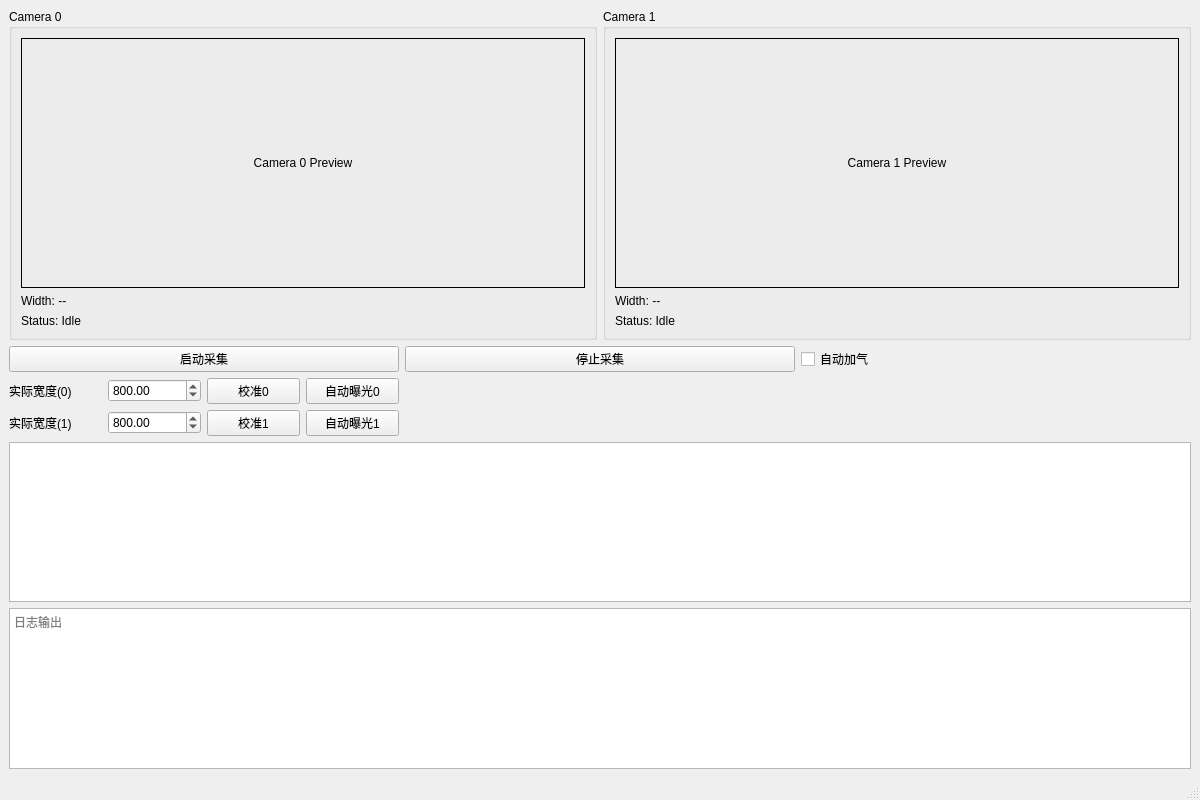
Above: xingaodaapp.ui from ba7lgj-dev/MyOpenCV before the change. Below: the same form after it.
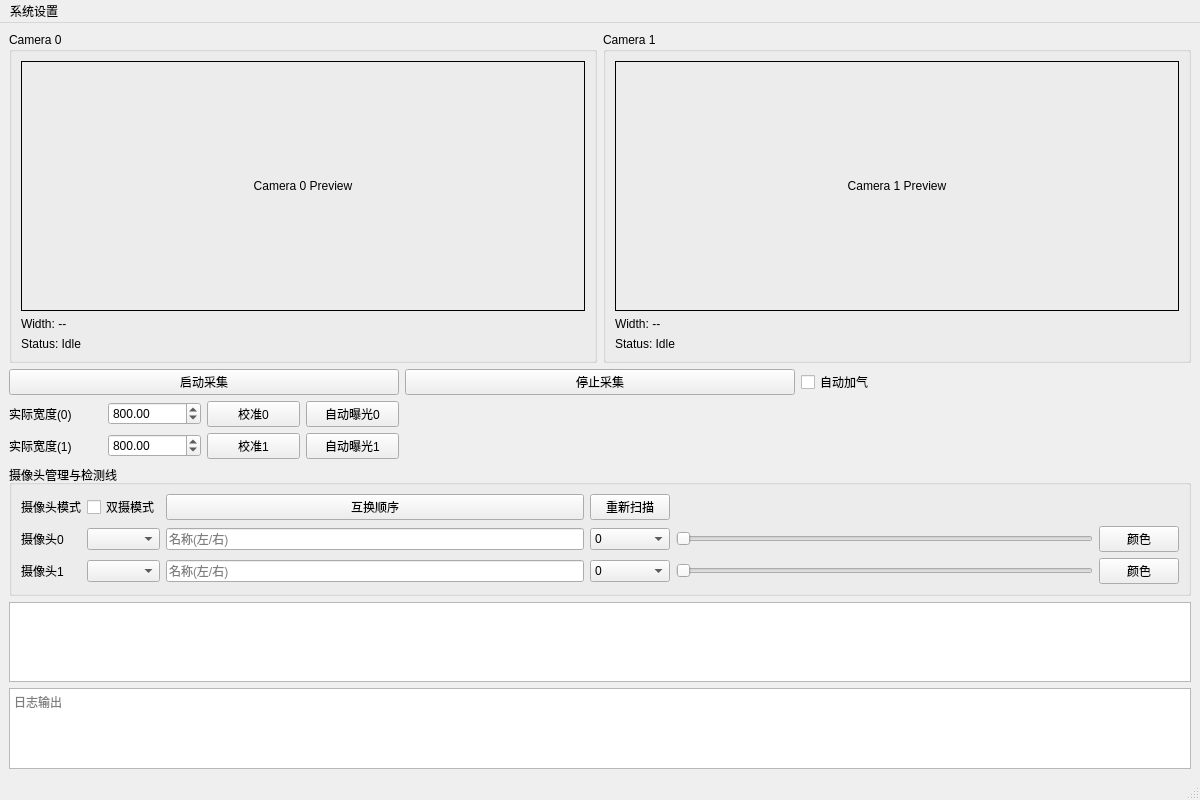
That is the form after the change. Custom widgets are drawn as their Qt base class.

Commit message: Add camera management UI and robust capture handling

```diff
--- a/xingaodaapp.ui
+++ b/xingaodaapp.ui
@@ -198,6 +198,159 @@
       </item>
      </layout>
     </item>
+    <item>
+     <widget class="QGroupBox" name="groupCameraSettings">
+      <property name="title">
+       <string>摄像头管理与检测线</string>
+      </property>
+      <layout class="QGridLayout" name="gridCamera">
+       <item row="0" column="0">
+        <widget class="QLabel" name="labelMode">
+         <property name="text">
+          <string>摄像头模式</string>
+         </property>
+        </widget>
+       </item>
+       <item row="0" column="1">
+        <widget class="QCheckBox" name="chkDualMode">
+         <property name="text">
+          <string>双摄模式</string>
+         </property>
+        </widget>
+       </item>
+       <item row="0" column="2">
+        <widget class="QPushButton" name="btnSwap">
+         <property name="text">
+          <string>互换顺序</string>
+         </property>
+        </widget>
+       </item>
+       <item row="0" column="3">
+        <widget class="QPushButton" name="btnRescan">
+         <property name="text">
+          <string>重新扫描</string>
+         </property>
+        </widget>
+       </item>
+       <item row="1" column="0">
+        <widget class="QLabel" name="labelCam0Title">
+         <property name="text">
+          <string>摄像头0</string>
+         </property>
+        </widget>
+       </item>
+       <item row="1" column="1">
+        <widget class="QComboBox" name="comboCamera0"/>
+       </item>
+       <item row="1" column="2">
+        <widget class="QLineEdit" name="editName0">
+         <property name="placeholderText">
+          <string>名称(左/右)</string>
+         </property>
+        </widget>
+       </item>
+       <item row="1" column="3">
+        <widget class="QComboBox" name="comboRotation0">
+         <item>
+          <property name="text">
+           <string>0</string>
+          </property>
+         </item>
+         <item>
+          <property name="text">
+           <string>90</string>
+          </property>
+         </item>
+         <item>
+          <property name="text">
+           <string>180</string>
+          </property>
+         </item>
+         <item>
+          <property name="text">
+           <string>270</string>
+          </property>
+         </item>
+        </widget>
+       </item>
+       <item row="1" column="4">
+        <widget class="QSlider" name="sliderLine0">
+         <property name="maximum">
+          <number>100</number>
+         </property>
+         <property name="orientation">
+          <enum>Qt::Horizontal</enum>
+         </property>
+        </widget>
+       </item>
+       <item row="1" column="5">
+        <widget class="QPushButton" name="btnColor0">
+         <property name="text">
+          <string>颜色</string>
+         </property>
+        </widget>
+       </item>
+       <item row="2" column="0">
+        <widget class="QLabel" name="labelCam1Title">
+         <property name="text">
+          <string>摄像头1</string>
+         </property>
+        </widget>
+       </item>
+       <item row="2" column="1">
+        <widget class="QComboBox" name="comboCamera1"/>
+       </item>
+       <item row="2" column="2">
+        <widget class="QLineEdit" name="editName1">
+         <property name="placeholderText">
+          <string>名称(左/右)</string>
+         </property>
+        </widget>
+       </item>
+       <item row="2" column="3">
+        <widget class="QComboBox" name="comboRotation1">
+         <item>
+          <property name="text">
+           <string>0</string>
+          </property>
+         </item>
+         <item>
+          <property name="text">
+           <string>90</string>
+          </property>
+         </item>
+         <item>
+          <property name="text">
+           <string>180</string>
+          </property>
+         </item>
+         <item>
+          <property name="text">
+           <string>270</string>
+          </property>
+         </item>
+        </widget>
+       </item>
+       <item row="2" column="4">
+        <widget class="QSlider" name="sliderLine1">
+         <property name="maximum">
+          <number>100</number>
+         </property>
+         <property name="orientation">
+          <enum>Qt::Horizontal</enum>
+         </property>
+        </widget>
+       </item>
+       <item row="2" column="5">
+        <widget class="QPushButton" name="btnColor1">
+         <property name="text">
+          <string>颜色</string>
+         </property>
+        </widget>
+       </item>
+      </layout>
+     </widget>
+    </item>
     <item>
      <widget class="QChartView" name="chartView"/>
     </item>
@@ -210,7 +363,19 @@
     </item>
    </layout>
   </widget>
-  <widget class="QMenuBar" name="menubar"/>
+  <widget class="QMenuBar" name="menubar">
+   <widget class="QMenu" name="menuSystemSettings">
+    <property name="title">
+     <string>系统设置</string>
+    </property>
+    <addaction name="actionCameraManagement"/>
+    <addaction name="actionDetectionParams"/>
+    <addaction name="actionAutoPump"/>
+    <addaction name="actionPushConfig"/>
+    <addaction name="actionRestoreDefaults"/>
+   </widget>
+   <addaction name="menuSystemSettings"/>
+  </widget>
   <widget class="QStatusBar" name="statusbar"/>
  </widget>
  <customwidgets>
```
Left out of the diff: 27 changed lines with no effect on the pictures. The commit also changes 8 other files.
